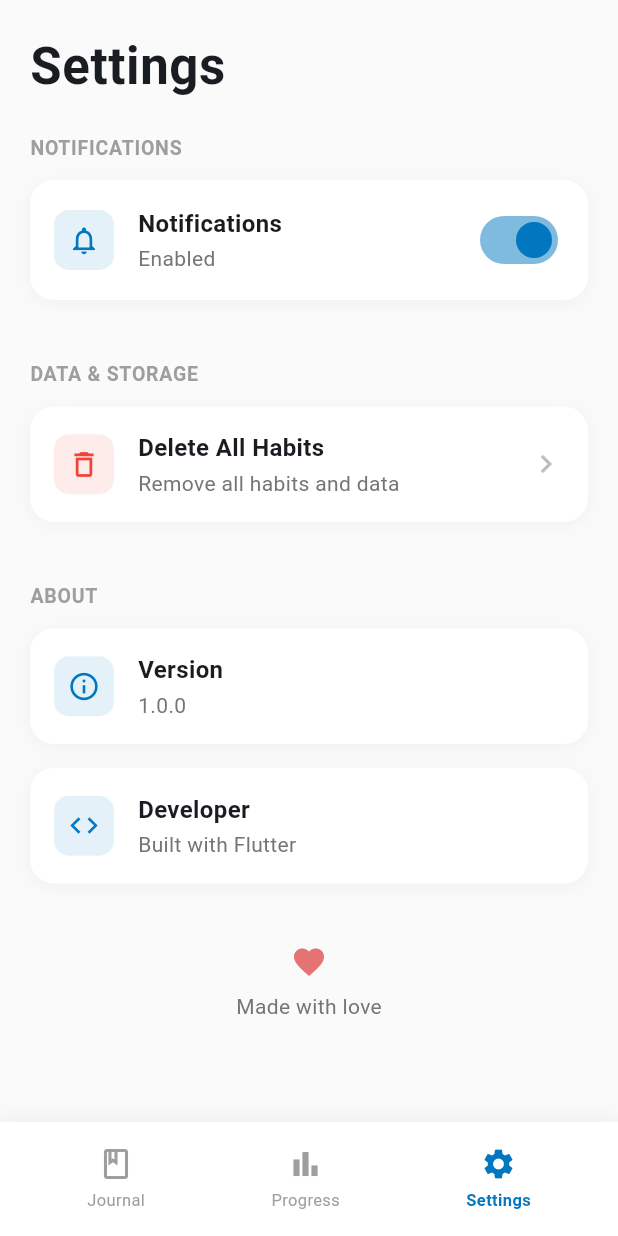
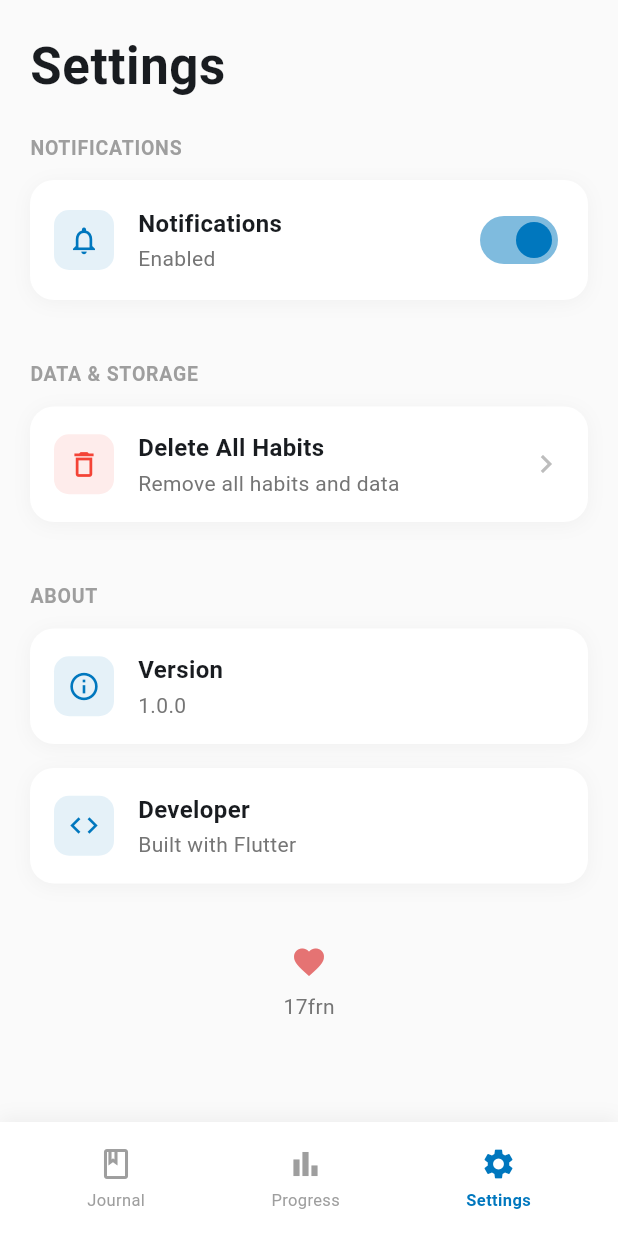
Before and after one commit to 17frn/StreakUp-Mobile, a Flutter app: the screen it shows after launch, item 3 of the bottom bar chosen, on a phone screen of 412 x 824 dp. Run offline on Flutter 3.47's test engine with Material 3 defaults, Android fonts, the phone set to English and light mode, and no system bars; our stand-ins replace flutter_local_notifications, sqflite, timezone; accounts and stored records are empty.

```diff
--- a/lib/pages/settings_page.dart
+++ b/lib/pages/settings_page.dart
@@ -179,7 +179,7 @@ class _SettingsPageState extends State<SettingsPage> {
                         ),
                         const SizedBox(height: 8),
                         Text(
-                          'Made with love',
+                          '17frn',
                           style: TextStyle(
                             fontSize: 14,
                             color: Colors.grey[600],
```
